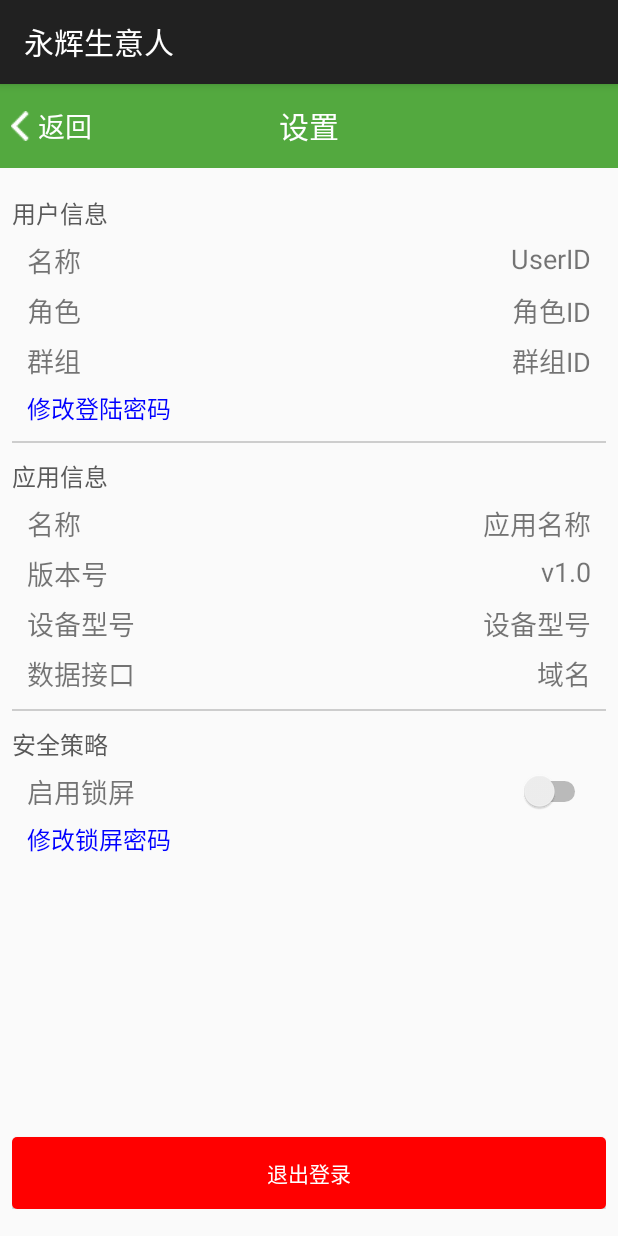
After one commit to nhfmaster/YH-Android, an Android app: the SettingActivity screen opened directly, with no data from a screen before it, on a phone screen of 412 x 824 dp. The commit adds this screen. Run offline under Robolectric (Android 15) with nearby library versions, the phone set to English and light mode, and no system bars.

Commit message:
设置页面

```diff
--- a/app/src/main/AndroidManifest.xml
+++ b/app/src/main/AndroidManifest.xml
@@ -12,7 +12,7 @@
     <uses-permission android:name="android.permission.WRITE_EXTERNAL_STORAGE" />
     <uses-permission android:name="android.permission.RECEIVE_BOOT_COMPLETED" />
     <uses-permission android:name="android.permission.VIBRATE" />
-    <uses-permission android:name="android.permission.BLUETOOTH"/>
+    <uses-permission android:name="android.permission.BLUETOOTH" />
 
     <application
         android:allowBackup="true"
@@ -38,7 +38,9 @@
         </activity>
         <activity
             android:name=".MainActivity"
-            android:label="@string/title_activity_main"
+            android:theme="@style/AppTheme" />
+        <activity
+            android:name=".SettingActivity"
             android:theme="@style/AppTheme" />
     </application>
 
--- a/app/src/main/java/com/intfocus/yh_android/MainActivity.java
+++ b/app/src/main/java/com/intfocus/yh_android/MainActivity.java
@@ -1,8 +1,8 @@
 package com.intfocus.yh_android;
 
+import android.app.Activity;
+import android.content.Intent;
 import android.os.Bundle;
-import android.support.v7.app.ActionBarActivity;
-import android.util.Log;
 import android.view.View;
 import android.webkit.WebSettings;
 import android.webkit.WebView;
@@ -15,7 +15,7 @@
 import org.json.JSONException;
 import org.json.JSONObject;
 
-public class MainActivity extends ActionBarActivity {
+public class MainActivity extends Activity {
 
     private WebView mWebView;
     private TabView mTabKPI;
@@ -66,6 +66,13 @@
                 //返回值是true的时候控制去WebView打开，为false调用系统浏览器或第三方浏览器
                 view.loadUrl(url);
                 return true;
+            }
+        });
+        findViewById(R.id.setting).setOnClickListener(new View.OnClickListener() {
+            @Override
+            public void onClick(View v) {
+                Intent intent = new Intent(MainActivity.this, SettingActivity.class);
+                MainActivity.this.startActivity(intent);
             }
         });
 
@@ -129,5 +136,4 @@
             Toast.makeText(MainActivity.this, e.getLocalizedMessage(), Toast.LENGTH_SHORT).show();
         }
     }
-
 }
--- /dev/null
+++ b/app/src/main/java/com/intfocus/yh_android/SettingActivity.java
@@ -0,0 +1,82 @@
+package com.intfocus.yh_android;
+
+import android.os.Bundle;
+import android.support.v7.app.ActionBarActivity;
+import android.view.View;
+import android.widget.Button;
+import android.widget.Switch;
+import android.widget.TextView;
+
+public class SettingActivity extends ActionBarActivity {
+
+    private TextView mUserID;
+    private TextView mRoleID;
+    private TextView mGroupID;
+    private TextView mChangePWD;
+    private TextView mAppName;
+    private TextView mAppVersion;
+    private TextView mDeviceID;
+    private TextView mApiDomain;
+    private Switch mLockSwitch;
+    private TextView mChangeLock;
+    private Button mLogout;
+    private View.OnClickListener mOnBackListener = new View.OnClickListener() {
+        @Override
+        public void onClick(View v) {
+            SettingActivity.this.onBackPressed();
+        }
+    };
+    private View.OnClickListener mLogoutListener = new View.OnClickListener() {
+
+        @Override
+        public void onClick(View v) {
+            /* 退出登录 TODO */
+        }
+    };
+    private View.OnClickListener mChangePWDListener = new View.OnClickListener() {
+
+        @Override
+        public void onClick(View v) {
+            /* 修改密码 TODO */
+        }
+    };
+    private View.OnClickListener mChangeLockListener = new View.OnClickListener() {
+
+        @Override
+        public void onClick(View v) {
+            /* 修改锁屏密码 TODO */
+        }
+    };
+
+    @Override
+    protected void onCreate(Bundle savedInstanceState) {
+        super.onCreate(savedInstanceState);
+        setContentView(R.layout.activity_setting);
+
+        findViewById(R.id.back).setOnClickListener(mOnBackListener);
+        findViewById(R.id.back_text).setOnClickListener(mOnBackListener);
+
+        mUserID = (TextView) findViewById(R.id.user_id);
+        mRoleID = (TextView) findViewById(R.id.role_id);
+        mGroupID = (TextView) findViewById(R.id.group_id);
+        mChangePWD = (TextView) findViewById(R.id.change_pwd);
+        mAppName = (TextView) findViewById(R.id.app_name);
+        mAppVersion = (TextView) findViewById(R.id.app_version);
+        mDeviceID = (TextView) findViewById(R.id.device_id);
+        mApiDomain = (TextView) findViewById(R.id.api_domain);
+        mLockSwitch = (Switch) findViewById(R.id.lock_switch);
+        mChangeLock = (TextView) findViewById(R.id.change_lock);
+        mLogout = (Button) findViewById(R.id.logout);
+
+        mChangeLock.setOnClickListener(mChangeLockListener);
+        mChangePWD.setOnClickListener(mChangePWDListener);
+        mLogout.setOnClickListener(mLogoutListener);
+
+        initialize();
+    }
+
+    private void initialize() {
+        /* 初始化界面内容 TODO */
+        mUserID.setText("UserID");
+    }
+}
--- /dev/null
+++ b/app/src/main/res/drawable/logout_background.xml
@@ -0,0 +1,6 @@
+<?xml version="1.0" encoding="utf-8"?>
+<shape xmlns:android="http://schemas.android.com/apk/res/android"
+    android:shape="rectangle">
+    <corners android:radius="3dp" />
+    <solid android:color="#ff0000" />
+</shape>
--- a/app/src/main/res/drawable/toolbar_background.xml
+++ /dev/null
@@ -1,21 +0,0 @@
-<?xml version="1.0" encoding="utf-8"?>
-<layer-list xmlns:android="http://schemas.android.com/apk/res/android">
-
-    <item android:bottom="50dp">
-        <shape android:shape="rectangle">
-            <gradient
-                android:angle="-90"
-                android:centerColor="#88888888"
-                android:endColor="#ffffff"
-                android:startColor="#00ffffff"
-                android:type="linear"></gradient>
-        </shape>
-    </item>
-
-    <item android:top="2dp">
-        <shape android:shape="rectangle">
-            <solid android:color="#ffffff" />
-        </shape>
-    </item>
-
-</layer-list>
--- a/app/src/main/res/layout/activity_main.xml
+++ b/app/src/main/res/layout/activity_main.xml
@@ -17,6 +17,15 @@
             android:layout_height="wrap_content"
             android:layout_centerInParent="true"
             android:src="@mipmap/yonghuilogo" />
+
+        <ImageView
+            android:id="@+id/setting"
+            android:layout_width="20dp"
+            android:layout_height="20dp"
+            android:layout_alignParentRight="true"
+            android:layout_centerVertical="true"
+            android:layout_marginRight="15dp"
+            android:src="@mipmap/setting" />
 
     </RelativeLayout>
 
--- /dev/null
+++ b/app/src/main/res/layout/activity_setting.xml
@@ -0,0 +1,197 @@
+<?xml version="1.0" encoding="utf-8"?>
+<RelativeLayout xmlns:android="http://schemas.android.com/apk/res/android"
+    xmlns:tools="http://schemas.android.com/tools"
+    android:layout_width="match_parent"
+    android:layout_height="match_parent"
+    tools:context="com.intfocus.yh_android.SettingActivity">
+
+    <RelativeLayout
+        android:id="@+id/actionBar"
+        android:layout_width="match_parent"
+        android:layout_height="?attr/actionBarSize"
+        android:background="@color/actionBar">
+
+        <ImageView
+            android:id="@+id/back"
+            android:layout_width="20dp"
+            android:layout_height="20dp"
+            android:layout_centerVertical="true"
+            android:layout_marginLeft="5dp"
+            android:src="@mipmap/back" />
+
+        <TextView
+            android:id="@+id/back_text"
+            android:layout_width="wrap_content"
+            android:layout_height="wrap_content"
+            android:layout_centerVertical="true"
+            android:layout_toRightOf="@id/back"
+            android:text="返回"
+            android:textColor="@color/white"
+            android:textSize="18sp" />
+
+        <TextView
+            android:layout_width="wrap_content"
+            android:layout_height="wrap_content"
+            android:layout_centerInParent="true"
+            android:text="设置"
+            android:textColor="@color/white"
+            android:textSize="20sp" />
+
+
+    </RelativeLayout>
+
+    <LinearLayout
+        android:layout_width="match_parent"
+        android:layout_height="wrap_content"
+        android:layout_below="@id/actionBar"
+        android:orientation="vertical"
+        android:paddingBottom="18dp"
+        android:paddingLeft="8dp"
+        android:paddingRight="8dp"
+        android:paddingTop="18dp">
+
+        <TextView
+            style="@style/SettingTitle"
+            android:text="用户信息" />
+
+        <RelativeLayout style="@style/SettingGroup">
+
+            <TextView
+                style="@style/SettingKey"
+                android:text="名称" />
+
+            <TextView
+                android:id="@+id/user_id"
+                style="@style/SettingValue"
+                android:text="用户名称/用户ID" />
+        </RelativeLayout>
+
+        <RelativeLayout style="@style/SettingGroup">
+
+            <TextView
+                style="@style/SettingKey"
+                android:text="角色" />
+
+            <TextView
+                android:id="@+id/role_id"
+                style="@style/SettingValue"
+                android:text="角色ID" />
+        </RelativeLayout>
+
+        <RelativeLayout style="@style/SettingGroup">
+
+            <TextView
+                style="@style/SettingKey"
+                android:text="群组" />
+
+            <TextView
+                android:id="@+id/group_id"
+                style="@style/SettingValue"
+                android:text="群组ID" />
+        </RelativeLayout>
+
+        <RelativeLayout style="@style/SettingGroup">
+
+            <TextView
+                android:id="@+id/change_pwd"
+                style="@style/SettingButton"
+                android:text="修改登陆密码" />
+        </RelativeLayout>
+
+        <View style="@style/Divider" />
+
+        <TextView
+            style="@style/SettingTitle"
+            android:text="应用信息" />
+
+        <RelativeLayout style="@style/SettingGroup">
+
+            <TextView
+                style="@style/SettingKey"
+                android:text="名称" />
+
+            <TextView
+                android:id="@+id/app_name"
+                style="@style/SettingValue"
+                android:text="应用名称" />
+        </RelativeLayout>
+
+        <RelativeLayout style="@style/SettingGroup">
+
+            <TextView
+                style="@style/SettingKey"
+                android:text="版本号" />
+
+            <TextView
+                android:id="@+id/app_version"
+                style="@style/SettingValue"
+                android:text="v1.0" />
+        </RelativeLayout>
+
+        <RelativeLayout style="@style/SettingGroup">
+
+            <TextView
+                style="@style/SettingKey"
+                android:text="设备型号" />
+
+            <TextView
+                android:id="@+id/device_id"
+                style="@style/SettingValue"
+                android:text="设备型号" />
+        </RelativeLayout>
+
+        <RelativeLayout style="@style/SettingGroup">
+
+            <TextView
+                style="@style/SettingKey"
+                android:text="数据接口" />
+
+            <TextView
+                android:id="@+id/api_domain"
+                style="@style/SettingValue"
+                android:text="域名" />
+        </RelativeLayout>
+
+        <View style="@style/Divider" />
+
+        <TextView
+            style="@style/SettingTitle"
+            android:text="安全策略" />
+
+        <RelativeLayout style="@style/SettingGroup">
+
+            <TextView
+                style="@style/SettingKey"
+                android:text="启用锁屏" />
+
+            <Switch
+                android:id="@+id/lock_switch"
+                android:layout_width="wrap_content"
+                android:layout_height="wrap_content"
+                android:layout_alignParentRight="true" />
+        </RelativeLayout>
+
+        <RelativeLayout style="@style/SettingGroup">
+
+            <TextView
+                android:id="@+id/change_lock"
+                style="@style/SettingButton"
+                android:text="修改锁屏密码" />
+        </RelativeLayout>
+
+        <View
+            android:layout_width="match_parent"
+            android:layout_height="wrap_content"
+            android:layout_weight="1" />
+
+        <Button
+            android:id="@+id/logout"
+            android:layout_width="match_parent"
+            android:layout_height="wrap_content"
+            android:background="@drawable/logout_background"
+            android:text="退出登录"
+            android:textColor="@color/white" />
+
+    </LinearLayout>
+
+</RelativeLayout>
--- a/app/src/main/res/values/styles.xml
+++ b/app/src/main/res/values/styles.xml
@@ -47,5 +47,44 @@
         <item name="src_height">20dp</item>
     </style>
 
+    <style name="SettingTitle">
+        <item name="android:layout_width">wrap_content</item>
+        <item name="android:layout_height">wrap_content</item>
+        <item name="android:textColor">#595959</item>
+        <item name="android:textSize">16sp</item>
+    </style>
+
+    <style name="SettingGroup">
+        <item name="android:layout_width">match_parent</item>
+        <item name="android:layout_height">wrap_content</item>
+        <item name="android:paddingLeft">10dp</item>
+        <item name="android:paddingRight">10dp</item>
+        <item name="android:layout_marginTop">6dp</item>
+    </style>
+
+    <style name="SettingKey">
+        <item name="android:layout_width">wrap_content</item>
+        <item name="android:layout_height">wrap_content</item>
+        <item name="android:textSize">18sp</item>
+    </style>
+
+    <style name="SettingValue" parent="SettingKey">
+        <item name="android:layout_alignParentRight">true</item>
+    </style>
+
+    <style name="SettingButton">
+        <item name="android:layout_width">wrap_content</item>
+        <item name="android:layout_height">wrap_content</item>
+        <item name="android:textSize">16sp</item>
+        <item name="android:textColor">#0000ff</item>
+    </style>
+
+    <style name="Divider">
+        <item name="android:layout_width">match_parent</item>
+        <item name="android:layout_height">1dp</item>
+        <item name="android:background">@color/divider</item>
+        <item name="android:layout_marginTop">10dp</item>
+        <item name="android:layout_marginBottom">10dp</item>
+    </style>
 
 </resources>
```
Also changed, not shown: app/src/main/res/mipmap-xxhdpi/back.png (added), app/src/main/res/mipmap-xxhdpi/setting.png (added), 1 other file.
